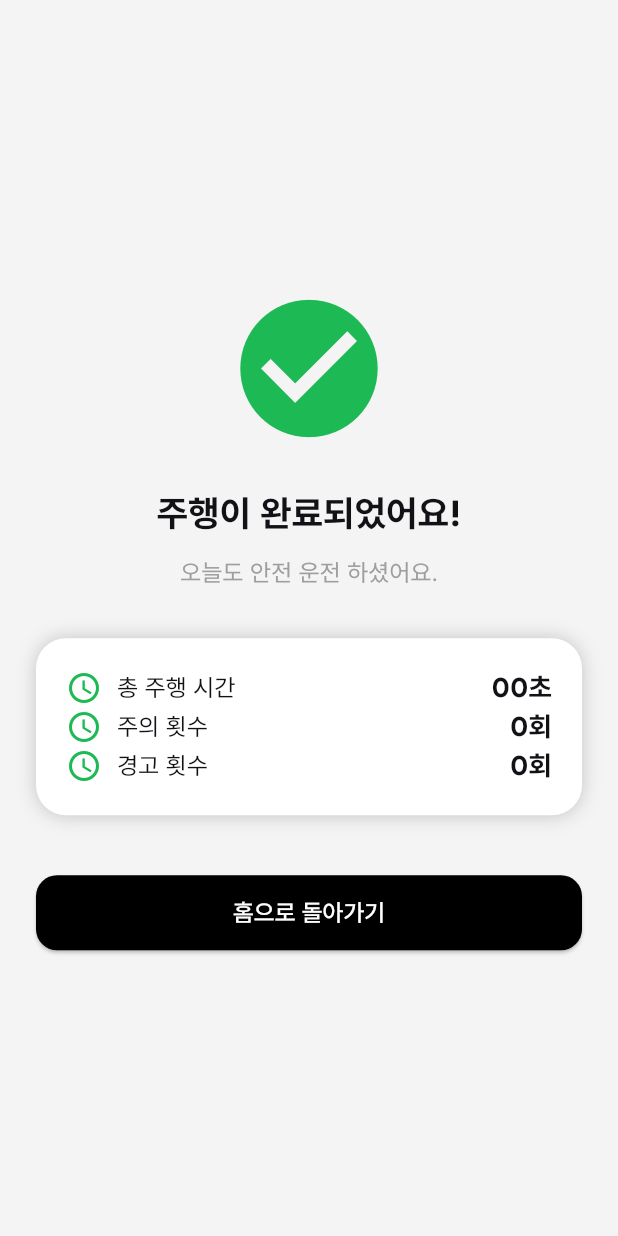
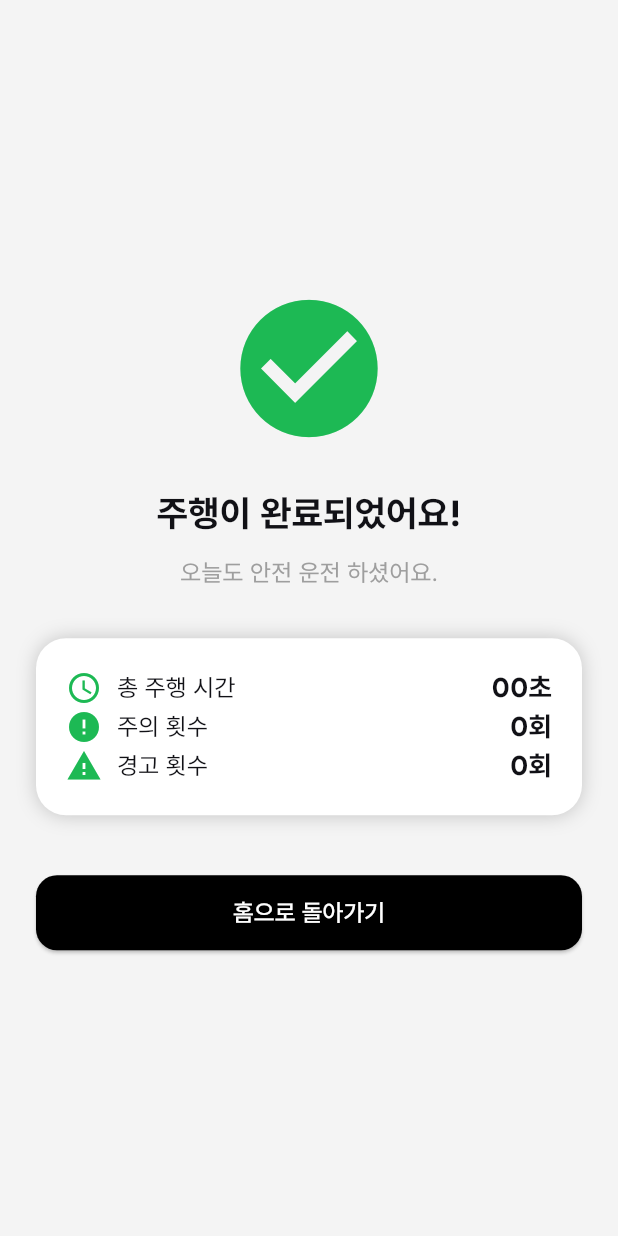
Before and after one commit to yinaa2630/safe-driving, a Flutter app: the DriveCompleteScreen screen opened by its route, on a phone screen of 412 x 824 dp. Run offline on Flutter 3.47's test engine with Material 3 defaults, Android fonts, the phone set to English and light mode, and no system bars; our stand-ins replace audioplayers, camera, fl_chart, flutter_riverpod, flutter_secure_storage, geolocator and 1 more; missing offline and left inert: google_mlkit_face_mesh_detection, kakao_map_sdk, tflite_flutter; accounts and stored records are empty.

Commit message:
fix: 졸음 화면 모델로딩 전 UI 수정, 완료시 아이콘 수정

```diff
--- a/frontend/lib/screens/drive_complete_screen.dart
+++ b/frontend/lib/screens/drive_complete_screen.dart
@@ -79,13 +79,13 @@ class DriveCompleteScreen extends ConsumerWidget {
                       normal: status,
                     ),
                     _buildRow(
-                      Icons.access_time,
+                      Icons.error,
                       "주의 횟수",
                       "$attentionCount회",
                       normal: status,
                     ),
                     _buildRow(
-                      Icons.access_time,
+                      Icons.warning,
                       "경고 횟수",
                       "$warningCount회",
                       normal: status,
```
Also changed, not shown: frontend/lib/screens/drowsiness_screen.dart (+5 -3 lines).
